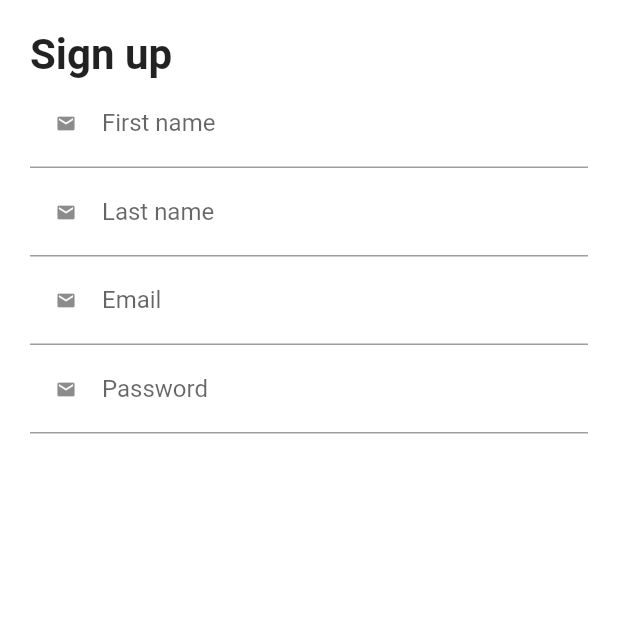
After one commit to Joaovsa7/todo-app-mobile, a Flutter app: the SignUp screen opened directly, on a phone screen of 412 x 824 dp, the top half of it. The commit adds this screen. Run offline on Flutter 3.47's test engine with Material 2 defaults, Android fonts, the phone set to English and light mode, and no system bars; network calls fail.

Commit message:
initial config - adding the form fields in page

```diff
--- a/lib/components/loginForm.dart
+++ b/lib/components/loginForm.dart
@@ -1,5 +1,6 @@
 import 'package:flutter/material.dart';
 import 'package:todo_app/screens/homepage.dart';
+import 'package:todo_app/screens/signUp.dart';
 import '../services/user.dart';
 
 class FormLogin extends StatefulWidget {
@@ -101,8 +102,11 @@ class FormLoginState extends State<FormLogin> {
               ),
             ),
             MaterialButton(
-              onPressed: null,
-              child: Text("Don't have an account? create now."),
+              onPressed: () {
+                return Navigator.push(
+                    context, MaterialPageRoute(builder: (context) => SignUp()));
+              },
+              child: Text("Don't have an account? click here."),
             ),
           ],
         ),
--- a/lib/screens/homepage.dart
+++ b/lib/screens/homepage.dart
@@ -1,15 +1,11 @@
 import 'package:flutter/material.dart';
 import '../components/renderTasks.dart';
 
-class HomePage extends StatefulWidget {
-  @override
-  _HomePageState createState() => _HomePageState();
+class HomePage extends StatelessWidget {
   final name;
   final userId;
   HomePage({this.name, this.userId});
-}
 
-class _HomePageState extends State<HomePage> {
   @override
   Widget build(BuildContext context) {
     return SafeArea(
@@ -41,7 +37,7 @@ class _HomePageState extends State<HomePage> {
                             Container(
                               margin: EdgeInsets.only(left: 40),
                               child: Text(
-                                'Welcome ${widget.name}',
+                                'Welcome ${name}',
                                 style: const TextStyle(
                                   fontSize: 12,
                                   fontStyle: FontStyle.normal,
@@ -56,7 +52,7 @@ class _HomePageState extends State<HomePage> {
                 ],
               ),
               Task(
-                userId: widget.userId,
+                userId: userId,
               ),
             ],
           ),
--- /dev/null
+++ b/lib/screens/signUp.dart
@@ -0,0 +1,91 @@
+import 'package:flutter/material.dart';
+
+class SignUp extends StatelessWidget {
+  String _defaultFieldValidator(value) {
+    if (value.isEmpty) {
+      return 'Fill this field.';
+    }
+    return null;
+  }
+
+  @override
+  Widget build(BuildContext context) {
+    return SafeArea(
+      child: Scaffold(
+        backgroundColor: Colors.white,
+        body: Container(
+          margin: EdgeInsets.all(20),
+          child: Row(
+            children: <Widget>[
+              Expanded(
+                child: Column(
+                  crossAxisAlignment: CrossAxisAlignment.start,
+                  children: <Widget>[
+                    Container(
+                      child: Text(
+                        'Sign up',
+                        style: TextStyle(
+                            fontSize: 28, fontWeight: FontWeight.bold),
+                      ),
+                    ),
+                    TextFormField(
+                      textAlign: TextAlign.left,
+                      validator: (value) => _defaultFieldValidator(value),
+                      decoration: const InputDecoration(
+                          labelText: 'First name',
+                          hintText: "John",
+                          prefixIcon: Icon(
+                            Icons.email,
+                            size: 14,
+                          ),
+                          hintStyle: TextStyle(fontSize: 12)),
+                    ),
+                    TextFormField(
+                      textAlign: TextAlign.left,
+                      validator: (value) => _defaultFieldValidator(value),
+                      decoration: const InputDecoration(
+                          labelText: 'Last name',
+                          hintText: "Doe",
+                          prefixIcon: Icon(
+                            Icons.email,
+                            size: 14,
+                          ),
+                          hintStyle: TextStyle(fontSize: 14)),
+                    ),
+                    TextFormField(
+                      textAlign: TextAlign.left,
+                      validator: (value) => _defaultFieldValidator(value),
+                      decoration: const InputDecoration(
+                          labelText: 'Email',
+                          hintText: "google@gmail.com",
+                          prefixIcon: Icon(
+                            Icons.email,
+                            size: 14,
+                          ),
+                          hintStyle: TextStyle(fontSize: 14)),
+                      keyboardType: TextInputType.text,
+                    ),
+                    TextFormField(
+                      textAlign: TextAlign.left,
+                      validator: (value) => _defaultFieldValidator(value),
+                      decoration: const InputDecoration(
+                        labelText: 'Password',
+                        hintText: "google@gmail.com",
+                        prefixIcon: Icon(
+                          Icons.email,
+                          size: 14,
+                        ),
+                        hintStyle: TextStyle(fontSize: 14),
+                      ),
+                      keyboardType: TextInputType.emailAddress,
+                    ),
+                  ],
+                ),
+              )
+            ],
+          ),
+        ),
+      ),
+    );
+  }
+}
```
